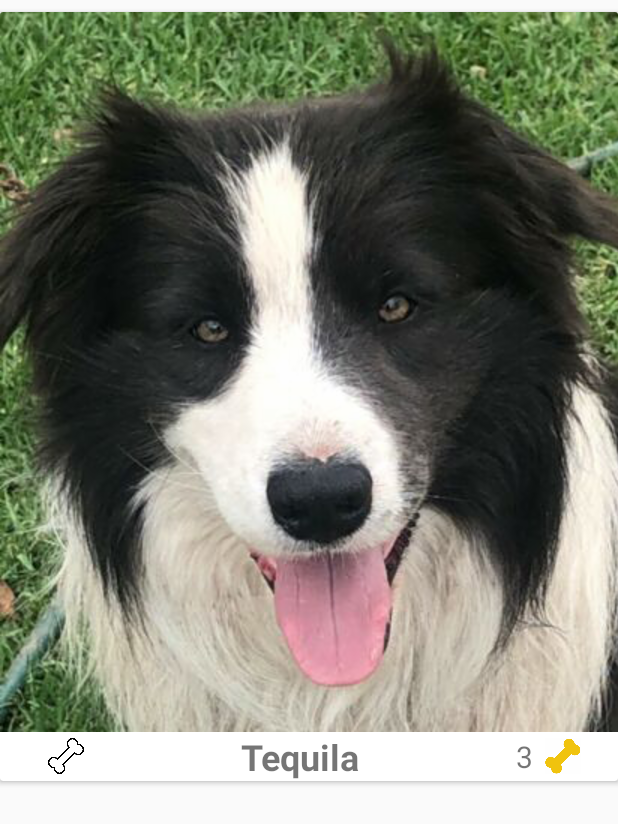
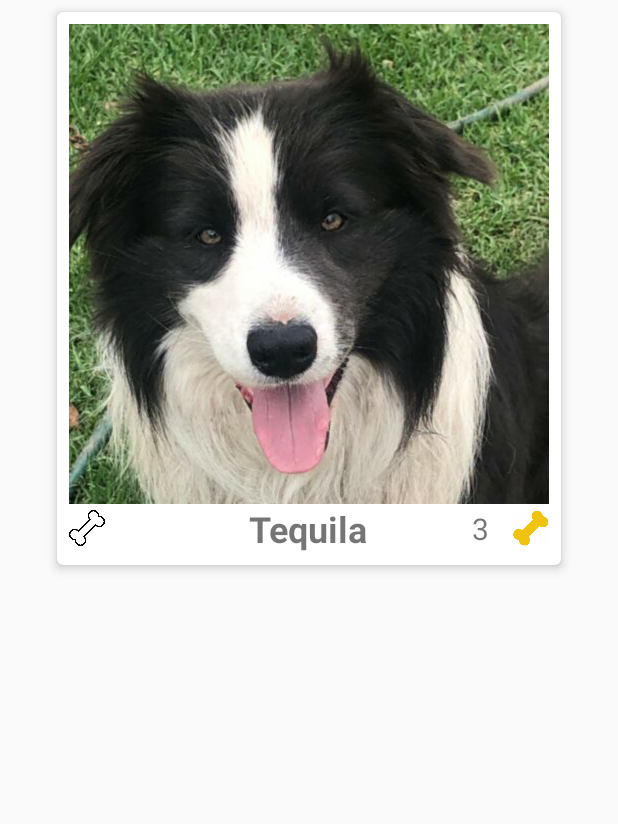
Before and after one commit to RRG2019/Petagram, an Android app: the layout cardview_mascota.xml on its own in the app's theme, with its tools: preview values and no code run, on a phone screen of 412 x 824 dp. Shown: the top 824 px of the screen. Run offline under Robolectric (Android 15) with nearby library versions, the phone set to English and light mode, and no system bars.

```diff
--- a/app/src/main/java/com/example/petagram/MainActivity.java
+++ b/app/src/main/java/com/example/petagram/MainActivity.java
@@ -11,6 +11,10 @@ import androidx.appcompat.app.AppCompatActivity;
 import androidx.appcompat.widget.Toolbar;
 import androidx.fragment.app.Fragment;
 import androidx.viewpager.widget.ViewPager;
+
+import com.example.petagram.adapter.PageAdapter;
+import com.example.petagram.fragments.DetalleFragment;
+import com.example.petagram.fragments.MascotasFragment;
 import com.google.android.material.floatingactionbutton.FloatingActionButton;
 import com.google.android.material.snackbar.Snackbar;
 import com.google.android.material.tabs.TabLayout;
--- a/app/src/main/java/com/example/petagram/PageAdapter.java
+++ b/app/src/main/java/com/example/petagram/adapter/PageAdapter.java
@@ -1,4 +1,4 @@
-package com.example.petagram;
+package com.example.petagram.adapter;
 
 import androidx.annotation.NonNull;
 import androidx.fragment.app.Fragment;
--- a/app/src/main/java/com/example/petagram/DetalleFragment.java
+++ b/app/src/main/java/com/example/petagram/fragments/DetalleFragment.java
@@ -1,4 +1,4 @@
-package com.example.petagram;
+package com.example.petagram.fragments;
 
 import android.os.Bundle;
 
@@ -10,6 +10,10 @@ import androidx.recyclerview.widget.RecyclerView;
 import android.view.LayoutInflater;
 import android.view.View;
 import android.view.ViewGroup;
+
+import com.example.petagram.R;
+import com.example.petagram.adapter.PerfilAdaptador;
+import com.example.petagram.pojo.Mascota;
 
 import java.util.ArrayList;
 
--- a/app/src/main/res/layout/cardview_mascota.xml
+++ b/app/src/main/res/layout/cardview_mascota.xml
@@ -8,43 +8,41 @@
     android:layout_height="wrap_content"
     android:layout_centerHorizontal="true"
     android:layout_gravity="center_horizontal"
-    android:layout_marginTop="@dimen/margen_bone">
+    android:layout_marginTop="@dimen/margen_bone"
+    cardview:cardElevation="4dp"
+    cardview:cardCornerRadius="4dp">
 
     <LinearLayout
         android:layout_width="match_parent"
         android:layout_height="match_parent"
-        android:orientation="vertical" >
+        android:orientation="vertical"
+        android:padding="8dp">
 
         <ImageView
             android:id="@+id/ivImage"
+            android:layout_width="320dp"
+            android:layout_height="320dp"
+            android:src="@drawable/dog_1" />
+
+        <RelativeLayout
             android:layout_width="match_parent"
             android:layout_height="wrap_content"
-            android:scaleType="matrix"
-            android:src="@drawable/dog_1" />
-
-        <LinearLayout
-            android:layout_width="match_parent"
-            android:layout_height="wrap_content"
-            android:orientation="horizontal"
-            android:layout_gravity="center"
-            android:gravity="center">
+            android:orientation="horizontal">
 
             <ImageButton
                 android:id="@+id/btnLike"
                 android:layout_width="@dimen/bone"
                 android:layout_height="@dimen/bone"
-                android:background="@drawable/dog_bone"
-                android:layout_marginEnd="@dimen/margen_bone"
-                android:layout_marginStart="@dimen/margen_bone"/>
+                android:layout_alignParentLeft="true"
+                android:layout_centerVertical="true"
+                android:background="@drawable/dog_bone" />
 
             <TextView
                 android:id="@+id/tvName"
-                android:layout_width="@dimen/nombre_mascota"
+                android:layout_width="wrap_content"
                 android:layout_height="wrap_content"
-                android:textAlignment="center"
-                android:gravity="center"
-                android:layout_marginEnd="@dimen/margin_end_name"
-                android:layout_marginStart="@dimen/margin_end_name"
+                android:layout_centerHorizontal="true"
+                android:layout_centerVertical="true"
                 android:text="@string/name"
                 android:textSize="@dimen/text_cardview"
                 android:textStyle="bold" />
@@ -53,10 +51,10 @@
                 android:id="@+id/tvLikes"
                 android:layout_width="wrap_content"
                 android:layout_height="wrap_content"
-                android:layout_gravity="center"
-                android:gravity="center"
-                android:layout_marginEnd="@dimen/margen_bone"
-                android:layout_marginStart="@dimen/margen_bone"
+                android:layout_gravity="center_vertical"
+                android:layout_alignParentRight="true"
+                android:layout_centerVertical="true"
+                android:layout_marginRight="40dp"
                 android:text="@string/likes"
                 android:textSize="20sp" />
 
@@ -64,9 +62,11 @@
                 android:id="@+id/btnLikes"
                 android:layout_width="@dimen/bone"
                 android:layout_height="@dimen/bone"
+                android:layout_alignParentRight="true"
+                android:layout_centerVertical="true"
                 android:background="@drawable/yellow_bone_fill" />
 
-        </LinearLayout>
+            </RelativeLayout>
 
     </LinearLayout>
 
--- a/app/src/main/res/layout/fragment_detalle.xml
+++ b/app/src/main/res/layout/fragment_detalle.xml
@@ -4,7 +4,7 @@
     xmlns:tools="http://schemas.android.com/tools"
     android:layout_width="match_parent"
     android:layout_height="match_parent"
-    tools:context=".DetalleFragment">
+    tools:context=".fragments.DetalleFragment">
 
     <LinearLayout
         android:layout_width="match_parent"
```
Also changed, not shown: app/src/main/java/com/example/petagram/FavoritosActivity.java (+14 -26 lines), app/src/main/java/com/example/petagram/Mascota.java (deleted, +0 -44 lines), app/src/main/java/com/example/petagram/adapter/MascotaAdaptador.java (renamed from app/src/main/java/com/example/petagram/MascotaAdaptador.java, +7 -3 lines), app/src/main/java/com/example/petagram/adapter/PerfilAdaptador.java (renamed from app/src/main/java/com/example/petagram/PerfilAdaptador.java, +5 -3 lines), app/src/main/java/com/example/petagram/db/BaseDatos.java (added, +72 -0 lines), app/src/main/java/com/example/petagram/db/ConstantesBD.java (added, +14 -0 lines), app/src/main/java/com/example/petagram/db/ConstructorMascota.java (added, +35 -0 lines), app/src/main/java/com/example/petagram/fragments/MascotasFragment.java (renamed from app/src/main/java/com/example/petagram/MascotasFragment.java, +29 -10 lines), app/src/main/java/com/example/petagram/pojo/Mascota.java (added, +61 -0 lines), 5 other files.
